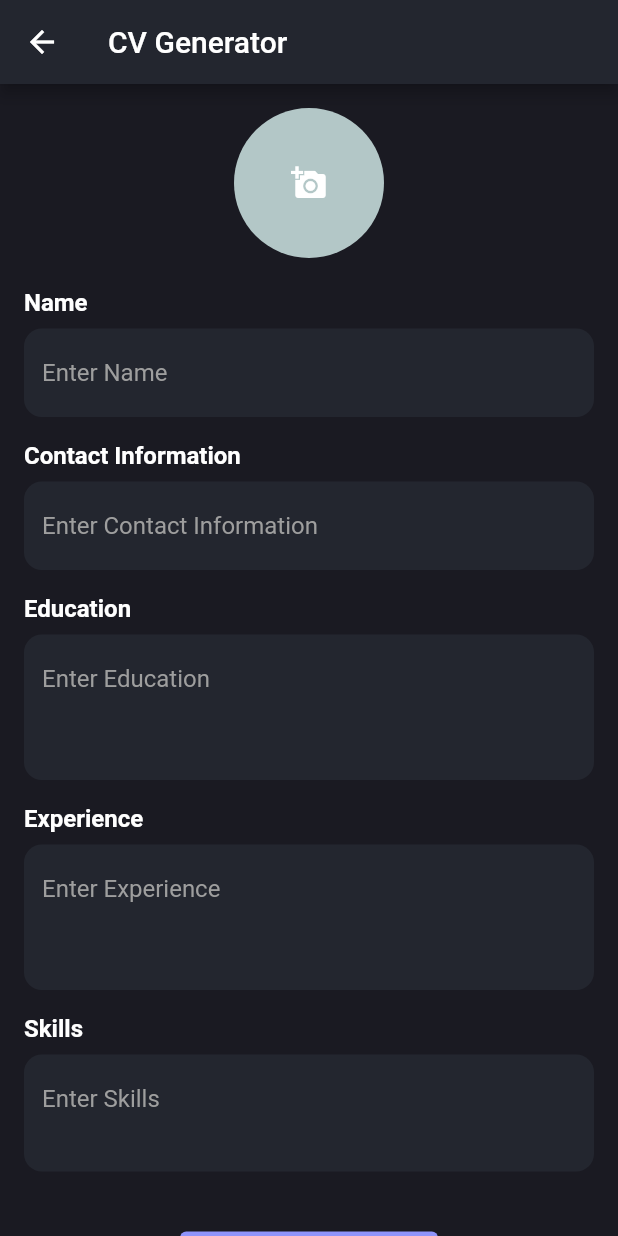
After one commit to mdtaosifhossain3/flutter-freelancing-guide-app-2.0, a Flutter app: the screen it shows after launch, after a tap on "Create a Winning CV", on a phone screen of 412 x 824 dp. The commit adds this screen. Run offline on Flutter 3.47's test engine with Material 3 defaults, Android fonts, the phone set to English and light mode, and no system bars; our stand-ins replace image_picker, pdf, printing.

Commit message:
redesign home screen

```diff
--- a/lib/main.dart
+++ b/lib/main.dart
@@ -1,5 +1,5 @@
 import 'package:flutter/material.dart';
-import 'package:freelancing_app/views/introView/intro_view.dart';
+import 'package:freelancing_app/views/homeView/home_view.dart';
 
 void main() {
   runApp(const MyApp());
@@ -16,11 +16,10 @@ class MyApp extends StatelessWidget {
       debugShowCheckedModeBanner: false,
       theme: ThemeData(
         // This is the theme of your application.
-
         appBarTheme: const AppBarTheme(),
-        useMaterial3: true,
+        useMaterial3: false,
       ),
-      home: IntroView(),
+      home: HomeView(),
     );
   }
 }
--- /dev/null
+++ b/lib/resources/globalWidgets/card_widget.dart
@@ -0,0 +1,57 @@
+import 'package:flutter/material.dart';
+import 'package:freelancing_app/resources/globalWidgets/text_widget.dart';
+
+import '../../constants/my_colors.dart';
+
+
+class CardWidget extends StatelessWidget {
+  final String title;
+  final String subtitle;
+  final String imagePath;
+  final Widget widget;
+  const CardWidget({super.key,required this.widget, required this.title,required this.subtitle, required this.imagePath,});
+
+  @override
+  Widget build(BuildContext context) {
+    return  Container(
+      margin: const EdgeInsets.only(bottom: 16.0),
+      padding: const EdgeInsets.all(16.0),
+      decoration: BoxDecoration(
+        color: const Color(0xff23262F),
+        borderRadius: BorderRadius.circular(12.0),
+      ),
+      child: InkWell(
+        onTap: (){
+          Navigator.push(context, MaterialPageRoute(builder: (_){
+            return widget;
+          }));
+        },
+        child: Row(
+          children: [
+            Image.asset(imagePath, height: 60, width: 60, fit: BoxFit.cover,color: MyColors.whiteColor,),
+            const SizedBox(width: 16.0),
+            Expanded(
+              child: Column(
+                crossAxisAlignment: CrossAxisAlignment.start,
+                children: [
+                  TextWidget(
+                    label: title,
+                    fontSize: 16,
+                    fontWeight: FontWeight.bold,
+                    color: Colors.white,
+                  ),
+                  const SizedBox(height: 8.0),
+                  TextWidget(
+                    label: subtitle,
+                    fontSize: 14,
+                    color: Colors.grey,
+                  ),
+                ],
+              ),
+            ),
+          ],
+        ),
+      ),
+    );
+  }
+}
--- /dev/null
+++ b/lib/views/CvGenerator/cv_generator.dart
@@ -0,0 +1,177 @@
+import 'dart:io';
+import 'package:flutter/material.dart';
+import 'package:image_picker/image_picker.dart';
+import 'package:pdf/pdf.dart';
+import 'package:pdf/widgets.dart' as pw;
+import 'package:printing/printing.dart';
+
+class CVGenerator extends StatefulWidget {
+  const CVGenerator({super.key});
+
+  @override
+  State<CVGenerator> createState() => _CVGeneratorState();
+}
+
+class _CVGeneratorState extends State<CVGenerator> {
+  final TextEditingController nameController = TextEditingController();
+  final TextEditingController contactController = TextEditingController();
+  final TextEditingController educationController = TextEditingController();
+  final TextEditingController experienceController = TextEditingController();
+  final TextEditingController skillsController = TextEditingController();
+
+  File? profileImage;
+
+  Future<void> pickImage() async {
+    final pickedFile = await ImagePicker().pickImage(source: ImageSource.gallery);
+    if (pickedFile != null) {
+      setState(() {
+        profileImage = File(pickedFile.path);
+      });
+    }
+  }
+
+  Future<void> generatePDF() async {
+    final pdf = pw.Document();
+
+    pdf.addPage(
+      pw.Page(
+        pageFormat: PdfPageFormat.a4,
+        build: (pw.Context context) {
+          return pw.Column(
+            crossAxisAlignment: pw.CrossAxisAlignment.start,
+            children: [
+              // Profile Image
+              if (profileImage != null)
+                pw.Center(
+                  child: pw.Image(
+                    pw.MemoryImage(profileImage!.readAsBytesSync()),
+                    height: 100,
+                    width: 100,
+                  ),
+                ),
+              pw.SizedBox(height: 16),
+              // Name and Contact
+              pw.Text(
+                nameController.text,
+                style: pw.TextStyle(fontSize: 20, fontWeight: pw.FontWeight.bold),
+              ),
+              pw.Text(contactController.text),
+              pw.SizedBox(height: 16),
+              // Education
+              pw.Text(
+                "Education",
+                style: pw.TextStyle(fontSize: 18, fontWeight: pw.FontWeight.bold),
+              ),
+              pw.Text(educationController.text),
+              pw.SizedBox(height: 16),
+              // Experience
+              pw.Text(
+                "Experience",
+                style: pw.TextStyle(fontSize: 18, fontWeight: pw.FontWeight.bold),
+              ),
+              pw.Text(experienceController.text),
+              pw.SizedBox(height: 16),
+              // Skills
+              pw.Text(
+                "Skills",
+                style: pw.TextStyle(fontSize: 18, fontWeight: pw.FontWeight.bold),
+              ),
+              pw.Text(skillsController.text),
+            ],
+          );
+        },
+      ),
+    );
+
+    await Printing.layoutPdf(
+      onLayout: (PdfPageFormat format) async => pdf.save(),
+    );
+  }
+
+  @override
+  Widget build(BuildContext context) {
+    return Scaffold(
+      backgroundColor: const Color(0xff1A1A22),
+      appBar: AppBar(
+        title: const Text("CV Generator"),
+        backgroundColor: const Color(0xff23262F),
+      ),
+      body: SingleChildScrollView(
+        padding: const EdgeInsets.all(16.0),
+        child: Column(
+          crossAxisAlignment: CrossAxisAlignment.start,
+          children: [
+            // Profile Picture
+            Center(
+              child: GestureDetector(
+                onTap: pickImage,
+                child: CircleAvatar(
+                  radius: 50,
+                  backgroundColor: const Color(0xffB3C7C7),
+                  backgroundImage: profileImage != null ? FileImage(profileImage!) : null,
+                  child: profileImage == null
+                      ? const Icon(Icons.add_a_photo, color: Colors.white)
+                      : null,
+                ),
+              ),
+            ),
+            const SizedBox(height: 20),
+            // Name
+            _buildInputField("Name", nameController),
+            // Contact
+            _buildInputField("Contact Information", contactController),
+            // Education
+            _buildInputField("Education", educationController, maxLines: 3),
+            // Experience
+            _buildInputField("Experience", experienceController, maxLines: 3),
+            // Skills
+            _buildInputField("Skills", skillsController, maxLines: 2),
+            const SizedBox(height: 20),
+            // Generate PDF Button
+            Center(
+              child: ElevatedButton(
+                onPressed: generatePDF,
+                style: ElevatedButton.styleFrom(
+                  backgroundColor: const Color(0xff8F94FB),
+                  padding: const EdgeInsets.symmetric(horizontal: 32.0, vertical: 12.0),
+                ),
+                child: const Text("Generate CV PDF"),
+              ),
+            ),
+          ],
+        ),
+      ),
+    );
+  }
+
+  Widget _buildInputField(String label, TextEditingController controller, {int maxLines = 1}) {
+    return Padding(
+      padding: const EdgeInsets.only(bottom: 16.0),
+      child: Column(
+        crossAxisAlignment: CrossAxisAlignment.start,
+        children: [
+          Text(
+            label,
+            style: const TextStyle(color: Colors.white, fontSize: 16, fontWeight: FontWeight.bold),
+          ),
+          const SizedBox(height: 8.0),
+          TextField(
+            controller: controller,
+            maxLines: maxLines,
+            style: const TextStyle(color: Colors.white),
+            decoration: InputDecoration(
+              filled: true,
+              fillColor: const Color(0xff23262F),
+              border: OutlineInputBorder(
+                borderRadius: BorderRadius.circular(12.0),
+                borderSide: BorderSide.none,
+              ),
+              hintText: "Enter $label",
+              hintStyle: const TextStyle(color: Colors.grey),
+            ),
+          ),
+        ],
+      ),
+    );
+  }
+}
--- /dev/null
+++ b/lib/views/homeView/home_view.dart
@@ -0,0 +1,129 @@
+import 'package:flutter/material.dart';
+import 'package:freelancing_app/constants/my_colors.dart';
+import 'package:freelancing_app/resources/globalWidgets/card_widget.dart';
+import 'package:freelancing_app/resources/globalWidgets/text_widget.dart';
+import 'package:freelancing_app/views/homeView/widgets/category_widget.dart';
+
+import '../../resources/dummy_data/dummy_data.dart';
+
+class HomeView extends StatelessWidget {
+  HomeView({super.key});
+ final List data = DummyData().data;
+  @override
+  Widget build(BuildContext context) {
+    return Scaffold(
+      backgroundColor: const Color(0xff1A1A22),
+      body: SafeArea(
+        child: SingleChildScrollView(
+          child: Padding(
+            padding: const EdgeInsets.symmetric(horizontal: 16.0),
+            child: Column(
+              crossAxisAlignment: CrossAxisAlignment.start,
+              children: [
+                // Welcome Card
+                Container(
+                  margin: const EdgeInsets.only(top: 16.0),
+                  padding: const EdgeInsets.all(16.0),
+                  decoration: BoxDecoration(
+                    borderRadius: BorderRadius.circular(15.0),
+                    gradient: const LinearGradient(
+                      colors: [Color(0xFF4E54C8), Color(0xFF8F94FB)],
+                      begin: Alignment.topLeft,
+                      end: Alignment.bottomRight,
+                    ),
+                  ),
+                  child: const Row(
+                    children: [
+                      CircleAvatar(backgroundImage:AssetImage('assets/icons/logo.png',) ,radius: 35,),
+                      SizedBox(width: 16.0),
+                      Expanded(
+                        child: Column(
+                          crossAxisAlignment: CrossAxisAlignment.start,
+                          children: [
+                            TextWidget(
+                              label: "Welcome to Freelancing Guide",
+                              fontSize: 18,
+                              fontWeight: FontWeight.bold,
+                              color: Colors.white,
+                            ),
+                            SizedBox(height: 8.0),
+                            TextWidget(
+                              label: "Empower your skills and start earning online.",
+                              fontSize: 14,
+                              color: Colors.white70,
+                            ),
+                          ],
+                        ),
+                      ),
+                    ],
+                  ),
+                ),
+
+                const SizedBox(height: 20.0),
+
+                // Categories Section
+                const TextWidget(
+                  label: "Explore Categories",
+                  fontWeight: FontWeight.bold,
+                  fontSize: 18,
+                  color: Colors.white,
+                ),
+                const SizedBox(height: 12.0),
+                const Row(
+                  mainAxisAlignment: MainAxisAlignment.spaceBetween,
+                  children: [
+                    CategoryWidget(title: '"Learn Skills"', icon:  Icons.school,),
+                    CategoryWidget(title:"Find Projects", icon: Icons.work, ),
+                    CategoryWidget(title:"Build Portfolio", icon: Icons.folder),
+                  ],
+                ),
+
+                const SizedBox(height: 20.0),
+
+                // Trending Content Section
+                const TextWidget(
+                  label: "Just for you",
+                  fontWeight: FontWeight.bold,
+                  fontSize: 18,
+                  color: Colors.white,
+                ),
+                const SizedBox(height: 12.0),
+                ListView.builder(
+                  shrinkWrap: true,
+                  physics: const NeverScrollableScrollPhysics(),
+                  itemCount: data.length,
+                  itemBuilder: (context, index) {
+                    return CardWidget(
+                      title: data[index]["title"],
+                      subtitle: data[index]["subtitle"],
+                      imagePath: data[index]["leading"],
+                      widget:data[index]["widget"]
+                    );
+                  },
+                ),
+              ],
+            ),
+          ),
+        ),
+      ),
+      bottomNavigationBar: BottomNavigationBar(
+        type: BottomNavigationBarType.fixed,
+        backgroundColor: MyColors.blackColor,
+        unselectedItemColor: Colors.grey.withOpacity(0.6),
+        selectedItemColor: MyColors.secondaryColor,
+        showSelectedLabels: false,
+        showUnselectedLabels: false,
+        currentIndex: 0,
+        onTap: (index) {
+          // Handle navigation
+        },
+        items: const [
+          BottomNavigationBarItem(label: "Home", icon: Icon(Icons.home)),
+          BottomNavigationBarItem(label: "Bookmarks", icon: Icon(Icons.bookmark)),
+          BottomNavigationBarItem(label: "Profile", icon: Icon(Icons.notifications)),
+          BottomNavigationBarItem(label: "Profile", icon: Icon(Icons.person)),
+        ],
+      ),
+    );
+  }
+}
--- /dev/null
+++ b/lib/views/homeView/widgets/category_widget.dart
@@ -0,0 +1,35 @@
+
+import 'package:flutter/material.dart';
+
+import '../../../constants/my_colors.dart';
+import '../../../resources/globalWidgets/text_widget.dart';
+
+class CategoryWidget extends StatelessWidget {
+  const CategoryWidget({super.key,required this.title,required this.icon});
+  final String title;
+ final  IconData icon;
+  @override
+  Widget build(BuildContext context) {
+    return Container(
+      width: MediaQuery.of(context).size.width * 0.27,
+      padding: const EdgeInsets.all(12.0),
+      decoration: BoxDecoration(
+        color: const Color(0xff23262F),
+        borderRadius: BorderRadius.circular(12.0),
+      ),
+      child: Column(
+        children: [
+          Icon(icon, size: 32, color: MyColors.secondaryColor),
+          const SizedBox(height: 8.0),
+          TextWidget(
+            label: title,
+            fontSize: 14,
+            fontWeight: FontWeight.bold,
+            color: Colors.white,
+            textAlign: TextAlign.center,
+          ),
+        ],
+      ),
+    );
+  }
+}
--- a/lib/views/introView/intro_view.dart
+++ b/lib/views/introView/intro_view.dart
@@ -2,7 +2,6 @@ import 'package:flutter/material.dart';
 import 'package:freelancing_app/resources/appurls/icons_urls.dart';
 import 'package:freelancing_app/resources/globalWidgets/button_widget.dart';
 import 'package:freelancing_app/resources/globalWidgets/text_widget.dart';
-import 'package:freelancing_app/resources/navigation/navigation_route.dart';
 import 'package:freelancing_app/views/introView/otp_verification_view.dart';
 
 import '../../resources/globalWidgets/text_field_widget.dart';
@@ -56,8 +55,7 @@ class IntroView extends StatelessWidget {
                     ),
                     InkWell(
                         onTap: () {
-                          Navigator.of(context)
-                              .push(navigatorRoute(OtpVerificationView()));
+                          Navigator.push(context, MaterialPageRoute(builder: (_)=> OtpVerificationView()));
                         },
                         child: const ButtonWidget(name: "সাবমিট"))
                   ],
--- a/lib/views/introView/otp_verification_view.dart
+++ b/lib/views/introView/otp_verification_view.dart
@@ -2,7 +2,6 @@ import 'package:flutter/material.dart';
 import 'package:freelancing_app/resources/globalWidgets/button_widget.dart';
 import 'package:freelancing_app/resources/globalWidgets/text_field_widget.dart';
 import '../../resources/globalWidgets/text_widget.dart';
-import '../../resources/navigation/navigation_route.dart';
 
 class OtpVerificationView extends StatelessWidget {
   OtpVerificationView({super.key});
@@ -46,8 +45,7 @@ class OtpVerificationView extends StatelessWidget {
                     ),
                     InkWell(
                         onTap: () {
-                          Navigator.of(context)
-                              .push(navigatorRoute(OtpVerificationView()));
+                          Navigator.push(context, MaterialPageRoute(builder: (_)=> OtpVerificationView()));
                         },
                         child: const ButtonWidget(name: "ভেরিফাই করুন"))
                   ],
--- a/pubspec.yaml
+++ b/pubspec.yaml
@@ -34,6 +34,10 @@ dependencies:
   # The following adds the Cupertino Icons font to your application.
   # Use with the CupertinoIcons class for iOS style icons.
   cupertino_icons: ^1.0.6
+  carousel_slider: ^5.0.0
+  image_picker: ^0.8.7+4
+  pdf: ^3.10.1
+  printing: ^5.9.1
 
 dev_dependencies:
   flutter_test:
```
Also changed, not shown: lib/resources/dummy_data/dummy_data.dart (added, +130 -0 lines), lib/resources/globalWidgets/custom_row.dart (added, +21 -0 lines), lib/resources/navigation/navigation_route.dart (deleted, +0 -20 lines), pubspec.lock, 5 other files.
